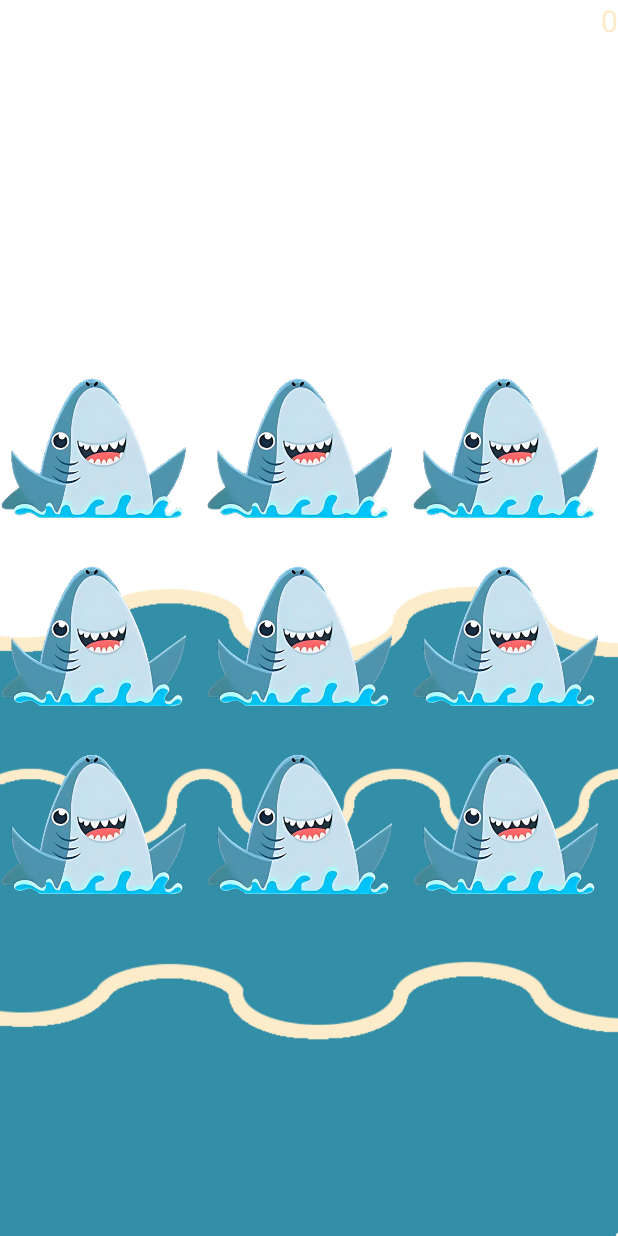
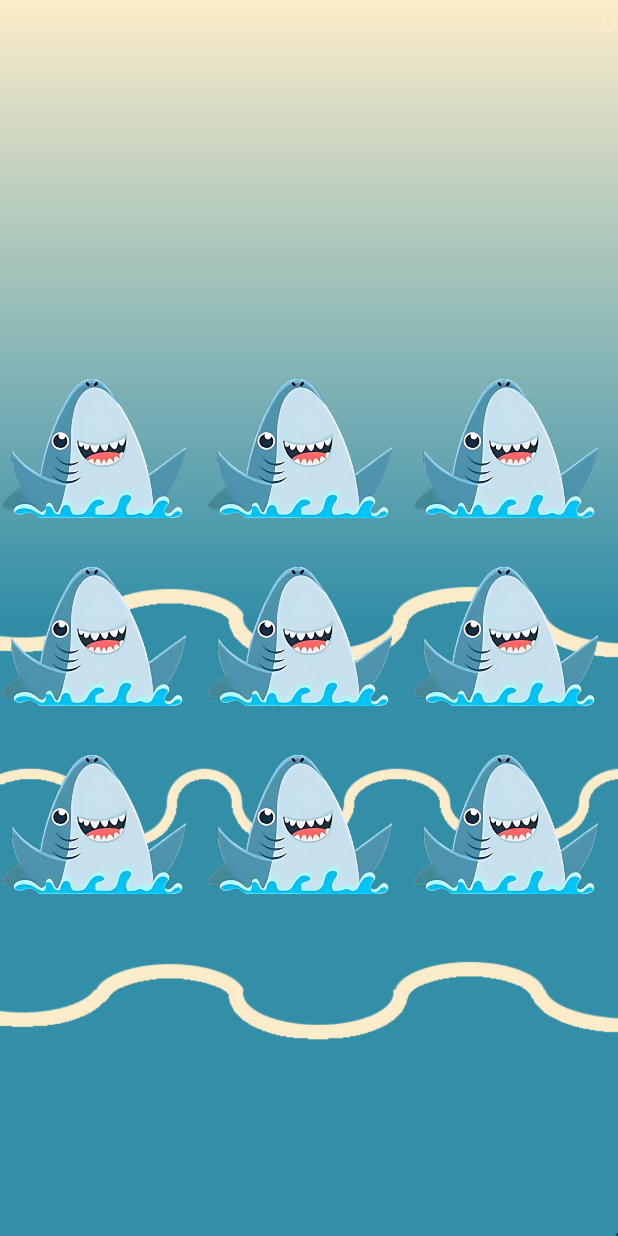
Before and after one commit to Golden-Sharks/UntitledSharkGames, an Android app: the SharkSlap screen opened directly, with no data from a screen before it, on a phone screen of 412 x 824 dp. Run offline under Robolectric (Android 15) with nearby library versions, the phone set to English and light mode, and no system bars.

Commit message:
add sharkslap background

```diff
--- /dev/null
+++ b/app/src/main/res/drawable/sharkslap_background.xml
@@ -0,0 +1,13 @@
+<?xml version="1.0" encoding="utf-8"?>
+<selector xmlns:android="http://schemas.android.com/apk/res/android">
+    <item>
+        <shape>
+            <gradient
+                android:startColor="@color/persoDarkBlue"
+                android:endColor="@color/persoWhite"
+                android:centerColor="@color/persoLightBlue"
+                android:type="linear"
+                android:angle="90"/>
+        </shape>
+    </item>
+</selector>
--- a/app/src/main/res/layout/activity_shark_slap.xml
+++ b/app/src/main/res/layout/activity_shark_slap.xml
@@ -4,7 +4,8 @@
     xmlns:tools="http://schemas.android.com/tools"
     android:layout_width="match_parent"
     android:layout_height="match_parent"
-    tools:context=".jeux.sharkSlap.SharkSlap">
+    tools:context=".jeux.sharkSlap.SharkSlap"
+    android:background="@drawable/sharkslap_background">
 
 
 
```
